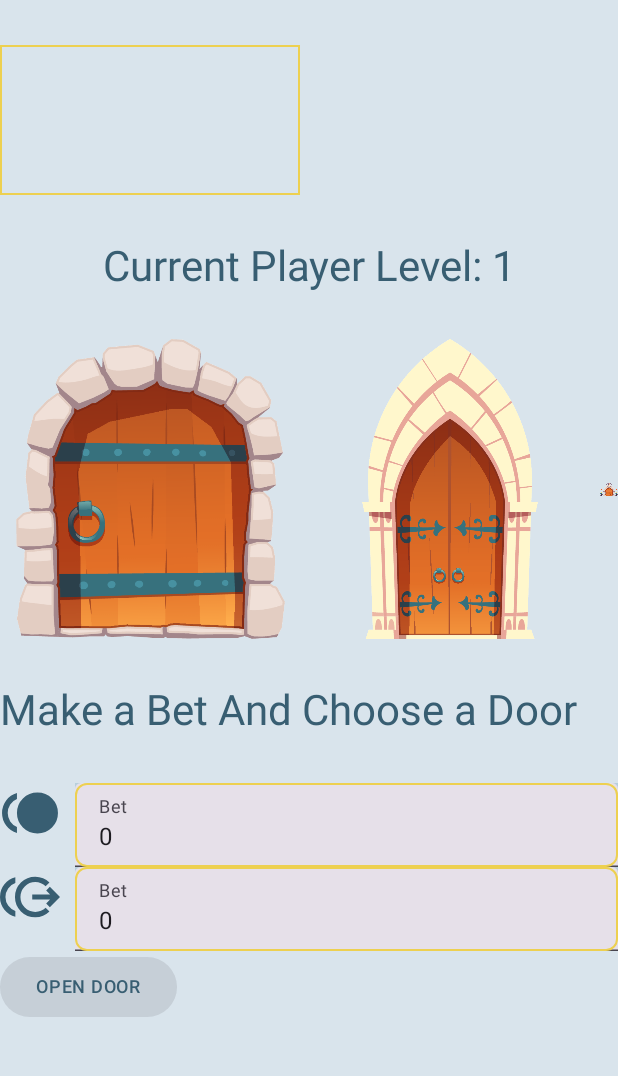
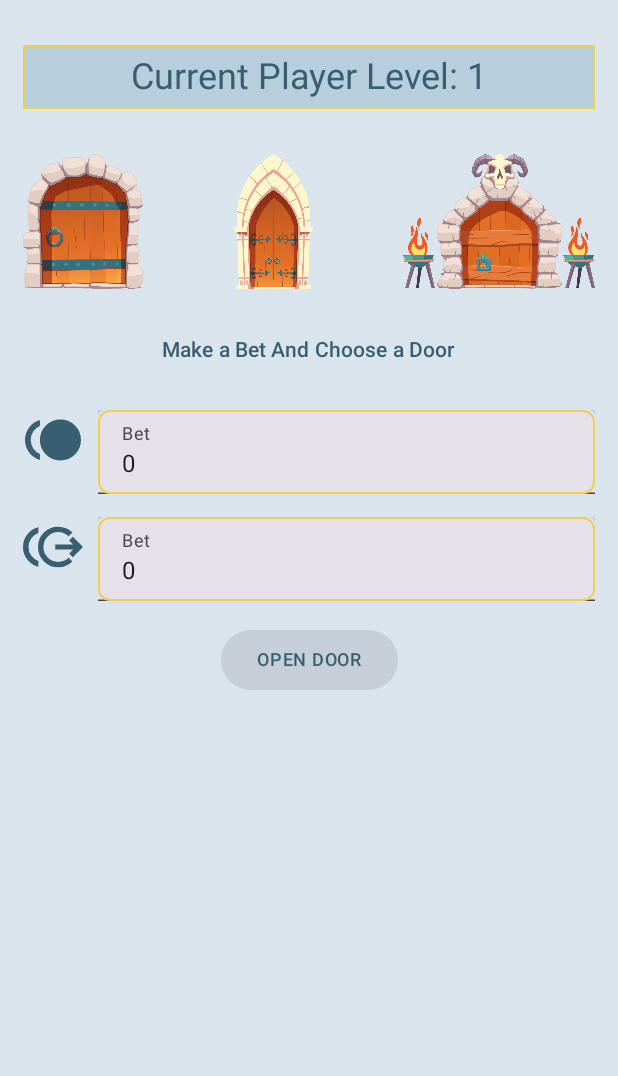
Before and after one commit to Dazdwc/AppNativas, an Android app built with Jetpack Compose: the game_action_screen screen opened through its navigation route, on a phone screen of 412 x 824 dp, the part 105-1181 px from its top. Run offline under Robolectric (Android 15) with nearby library versions, the phone set to English and light mode, and no system bars; our stand-ins replace Dagger/Hilt's generated code, livedata-compose.

Commit message:
Update Commit -> v1.0 alpha. Primera implementación de la pantalla de juego.

```diff
--- a/MythicDoors/app/src/main/java/org/helios/mythicdoors/App.kt
+++ b/MythicDoors/app/src/main/java/org/helios/mythicdoors/App.kt
@@ -3,6 +3,11 @@ package org.helios.mythicdoors
 import android.app.Application
 import dagger.hilt.android.HiltAndroidApp
 
+/* Esta clase permite la futura implementación de DI.
+* La anotación @HiltAndroidApp permite que Hilt genere un contenedor de dependencias para la app.
+* Este contenedor se puede usar en toda la app para inyectar dependencias.
+* Para ello, hay que anotar la clase con @AndroidEntryPoint.
+*/
 @HiltAndroidApp
 class App(): Application() {
 }
--- a/MythicDoors/app/src/main/java/org/helios/mythicdoors/MainActivity.kt
+++ b/MythicDoors/app/src/main/java/org/helios/mythicdoors/MainActivity.kt
@@ -33,9 +33,7 @@ class MainActivity : ComponentActivity() {
     companion object {
         private lateinit var appContext: Context
 
-        private val dbHelper: Connection by lazy {
-            Connection(appContext)
-        }
+        private val dbHelper: Connection by lazy { Connection(appContext) }
 
         lateinit var dataController: DataController
 
--- a/MythicDoors/app/src/main/java/org/helios/mythicdoors/dependencies/AppModule.kt
+++ b/MythicDoors/app/src/main/java/org/helios/mythicdoors/dependencies/AppModule.kt
@@ -10,6 +10,8 @@ import org.helios.mythicdoors.navigation.INavFunctions
 import org.helios.mythicdoors.navigation.NavFunctionsImp
 import org.helios.mythicdoors.utils.Connection
 import javax.inject.Singleton
+
+/* Esta clase permitiría usar la DI en la app en una futura refactorización. */
 
 @Module
 @InstallIn(App::class)
--- a/MythicDoors/app/src/main/java/org/helios/mythicdoors/model/DataController.kt
+++ b/MythicDoors/app/src/main/java/org/helios/mythicdoors/model/DataController.kt
@@ -16,8 +16,9 @@ class DataController @Inject constructor(
 ) {
     private val userService: IUserService = UserServiceImp(dbHelper)
     private val gameService: IGameService = GameServiceImp(dbHelper)
+
     /*
-     * Aplicamos un patrón Singgleton para crear el controlador de datos.
+     * Aplicamos un patrón Singleton para crear el controlador de datos.
      */
     companion object {
         @Volatile
--- a/MythicDoors/app/src/main/java/org/helios/mythicdoors/model/entities/User.kt
+++ b/MythicDoors/app/src/main/java/org/helios/mythicdoors/model/entities/User.kt
@@ -72,6 +72,7 @@ data class User(
     }
 
     fun isEmpty(): Boolean { return this.id == null }
+
     fun isValid(): Boolean {
         return this.name.isNotEmpty() && this.email.isNotEmpty() && this.password.isNotEmpty() && this.score >= 0 && this.level >= 0 && this.experience >= 0 && this.coins >= 0 && this.goldCoins >= 0
     }
--- a/MythicDoors/app/src/main/java/org/helios/mythicdoors/model/repositories/DoorRepositoryImp.kt
+++ /dev/null
@@ -1,4 +0,0 @@
-package org.helios.mythicdoors.model.repositories
-
-class DoorRepositoryImp {
-}
--- a/MythicDoors/app/src/main/java/org/helios/mythicdoors/model/repositories/EnemyRepositoryImp.kt
+++ /dev/null
@@ -1,4 +0,0 @@
-package org.helios.mythicdoors.model.repositories
-
-class EnemyRepositoryImp {
-}
--- a/MythicDoors/app/src/main/java/org/helios/mythicdoors/model/repositories/IRepository.kt
+++ b/MythicDoors/app/src/main/java/org/helios/mythicdoors/model/repositories/IRepository.kt
@@ -4,11 +4,8 @@ interface IRepository<T> {
     suspend fun getAll(): List<T>
     suspend fun getOne(id: Long): T
     suspend fun insertOne(item: T): Long
-//    suspend fun insertMany(items: List<T>): List<Long>
     suspend fun updateOne(item: T): Long
-//    suspend fun updateMany(items: List<T>): List<Long>
     suspend fun deleteOne(id: Long): Long
-//    suspend fun deleteMany(items: List<T>): List<Long>
     suspend fun count(): Int
     suspend fun getLast(): T
 }
--- a/MythicDoors/app/src/main/java/org/helios/mythicdoors/model/repositories/UserRepositoryImp.kt
+++ b/MythicDoors/app/src/main/java/org/helios/mythicdoors/model/repositories/UserRepositoryImp.kt
@@ -157,7 +157,7 @@ dbWrite.use { db ->
 
     private fun buildUser(user: User): ContentValues {
         return ContentValues().apply {
-            //if (user.getId() != null) put(Contracts.UserTableContract.COLUMN_NAME_ID, user.getId())
+            if (user.getId() != null) put(Contracts.UserTableContract.COLUMN_NAME_ID, user.getId())
             put(Contracts.UserTableContract.COLUMN_NAME_NAME, user.getName())
             put(Contracts.UserTableContract.COLUMN_NAME_EMAIL, user.getEmail())
             put(Contracts.UserTableContract.COLUMN_NAME_PASSWORD, user.getPassword())
@@ -169,8 +169,6 @@ dbWrite.use { db ->
             put(Contracts.UserTableContract.COLUMN_NAME_IS_ACTIVE, if (user.getIsActive()) 1 else 0)
             put(Contracts.UserTableContract.COLUMN_NAME_CREATED_AT, user.getCreatedAt().toString())
         }
-
-
     }
 
     private fun mapUser(cursor: Cursor): User {
--- a/MythicDoors/app/src/main/java/org/helios/mythicdoors/navigation/AppNavigation.kt
+++ b/MythicDoors/app/src/main/java/org/helios/mythicdoors/navigation/AppNavigation.kt
@@ -15,7 +15,7 @@ fun AppNavigation() {
 
     NavHost(
         navController = navController,
-        startDestination = AppDestination.Overview.route
+        startDestination = /*AppDestination.Overview.route*/ AppDestination.GameAction.route
     ) {
         composable(AppDestination.Overview.route)  { OverviewScreen(navController = navController) }
         composable(AppDestination.Login.route)  { LoginScreen(navController = navController) }
--- a/MythicDoors/app/src/main/java/org/helios/mythicdoors/services/DoorServiceImp.kt
+++ /dev/null
@@ -1,4 +0,0 @@
-package org.helios.mythicdoors.services
-
-class DoorServiceImp {
-}
--- a/MythicDoors/app/src/main/java/org/helios/mythicdoors/services/EnemyServiceImp.kt
+++ /dev/null
@@ -1,4 +0,0 @@
-package org.helios.mythicdoors.services
-
-class EnemyServiceImp {
-}
--- a/MythicDoors/app/src/main/java/org/helios/mythicdoors/services/interfaces/IEnemyService.kt
+++ /dev/null
@@ -1,4 +0,0 @@
-package org.helios.mythicdoors.services.interfaces
-
-interface IEnemyService {
-}
--- a/MythicDoors/app/src/main/java/org/helios/mythicdoors/ui/screens/GameActionScreen.kt
+++ b/MythicDoors/app/src/main/java/org/helios/mythicdoors/ui/screens/GameActionScreen.kt
@@ -1,5 +1,6 @@
 package org.helios.mythicdoors.ui.screens
 
+import android.util.Log
 import androidx.compose.foundation.Image
 import androidx.compose.foundation.background
 import androidx.compose.foundation.border
@@ -10,14 +11,18 @@ import androidx.compose.runtime.*
 import androidx.compose.ui.Alignment
 import androidx.compose.ui.Modifier
 import androidx.compose.ui.graphics.vector.ImageVector
+import androidx.compose.ui.platform.LocalContext
 import androidx.compose.ui.res.painterResource
 import androidx.compose.ui.res.vectorResource
 import androidx.compose.ui.text.input.PasswordVisualTransformation
 import androidx.compose.ui.text.input.VisualTransformation
+import androidx.compose.ui.tooling.preview.Preview
 import androidx.compose.ui.unit.dp
 import androidx.navigation.NavController
 import org.helios.mythicdoors.MainActivity
 import org.helios.mythicdoors.R
+import org.helios.mythicdoors.model.entities.Game
+import org.helios.mythicdoors.model.entities.User
 import org.helios.mythicdoors.utils.AppConstants.ScreensViewModels.GAME_ACTION_SCREEN_VIEWMODEL
 import org.helios.mythicdoors.viewmodel.GameActionScreenViewModel
 
@@ -36,8 +41,6 @@ fun GameActionScreen(navController: NavController) {
     var playerBet: Int by remember { mutableIntStateOf(0) }
     var isBetValid: Boolean by remember { mutableStateOf(false) }
 
-
-
     Scaffold(
         topBar = {
             // TODO: Add top bar
@@ -55,6 +58,9 @@ fun GameActionScreen(navController: NavController) {
                 .padding(contentPadding),
             color = MaterialTheme.colorScheme.background) {
           BoxWithConstraints {
+
+              val maxWidth = constraints.maxWidth
+
               Column {
                   Text(
                       text = "Mythic Doors",
@@ -65,53 +71,71 @@ fun GameActionScreen(navController: NavController) {
                           .fillMaxWidth()
                           .wrapContentWidth(Alignment.CenterHorizontally),
                   )
-                  Column {
+                  Column(modifier = Modifier
+                      .fillMaxWidth()
+                      .padding(start = 15.dp, end = 15.dp),
+                      horizontalAlignment = Alignment.CenterHorizontally,
+                      verticalArrangement = Arrangement.Center
+                  ) {
                       Box(
                           modifier = Modifier
-                              .width(200.dp)
-                              .height(100.dp)
-                              .background(MaterialTheme.colorScheme.background)
-                              .border(1.dp, MaterialTheme.colorScheme.tertiary)
-                              .padding(top = 30.dp, bottom = 30.dp),
+                              .fillMaxWidth()
+                              .wrapContentHeight(Alignment.CenterVertically)
+                              .background(MaterialTheme.colorScheme.primary)
+                              .border(1.dp, MaterialTheme.colorScheme.tertiary),
                           contentAlignment = Alignment.Center
                       ) {
-                      }
                           Text(
                               text = "Current Player Level: $playerLevel",
-                          style = MaterialTheme.typography.headlineMedium,
+                              style = MaterialTheme.typography.headlineSmall,
                               color = MaterialTheme.colorScheme.onBackground,
                               modifier = Modifier
-                              .padding(top = 30.dp, bottom = 30.dp)
-                              .fillMaxWidth()
-                              .wrapContentWidth(Alignment.CenterHorizontally),
+                                  .padding(5.dp),
                           )
                       }
-                  Row {
+                      Row(modifier = Modifier
+                          .fillMaxWidth()
+                          .padding(top = 30.dp, bottom = 15.dp),
+                          horizontalArrangement = Arrangement.SpaceBetween,
+                      ) {
                           Image(painterResource(id = R.drawable.easy_door),
                               contentDescription = "Easy door image",
-                          Modifier.size(200.dp, 200.dp)
+                              modifier = Modifier
+                                  .height(ScreenConstants.IMAGE_HEIGHT.dp)
+                                  .clickable {
+                                      isDoorSelected = true
+                                  }
                           )
                           Image(painterResource(id = R.drawable.average_door),
                               contentDescription = "Medium door image",
                               modifier = Modifier
-                              .size(200.dp, 200.dp)
-                              .clickable { }
+                                  .height(ScreenConstants.IMAGE_HEIGHT.dp)
+                                  .clickable {
+                                      isDoorSelected = true
+                                  }
                           )
                           Image(painterResource(id = R.drawable.hard_door),
                               contentDescription = "Medium door image",
                               modifier = Modifier
-                              .size(200.dp, 200.dp)
-                              .clickable { }
+                                  .height(ScreenConstants.IMAGE_HEIGHT.dp)
+                                  .clickable {
+                                      isDoorSelected = true
+                                  }
                           )
                       }
                       Text(text = "Make a Bet And Choose a Door",
-                        style = MaterialTheme.typography.headlineMedium,
+                          style = MaterialTheme.typography.titleSmall,
                           color = MaterialTheme.colorScheme.onBackground,
                           modifier = Modifier
-                            .padding(top = 30.dp, bottom = 30.dp)
+                              .padding(top = 15.dp, bottom = 30.dp)
                               .wrapContentWidth(Alignment.CenterHorizontally),
                       )
-                  Row {
+                      Column(modifier = Modifier
+                          .width((maxWidth.minus(ScreenConstants.BET_BLOCK_WIDTH_REDUCER)).dp),
+                            horizontalAlignment = Alignment.CenterHorizontally,
+                            verticalArrangement = Arrangement.Center
+                      ) {
+                          Row(Modifier.padding(bottom = 15.dp)) {
                               Icon(modifier = Modifier
                                   .padding(end = 10.dp)
                                   .size(40.dp, 40.dp),
@@ -129,12 +153,12 @@ fun GameActionScreen(navController: NavController) {
                                   readOnly = true,
                               )
                           }
-                  Row {
+                          Row(Modifier.padding(bottom = 15.dp)) {
                               Icon(modifier = Modifier
                                   .padding(end = 10.dp)
                                   .size(40.dp, 40.dp),
                                   imageVector = ImageVector.vectorResource(R.drawable.bet_500),
-                          contentDescription = "icon representing the user-s actual coins",
+                                  contentDescription = "icon representing the user's actual coins",
                                   tint = MaterialTheme.colorScheme.secondary
                               )
                               TextField(modifier = Modifier
@@ -163,3 +187,16 @@ fun GameActionScreen(navController: NavController) {
               }
           }
         }
+    }
+}
+
+@Preview(showBackground = true, showSystemUi = true)
+@Composable
+fun GameActionScreenPreview() {
+    GameActionScreen(navController = NavController(LocalContext.current))
+}
+
+object ScreenConstants {
+    const val IMAGE_HEIGHT = 90
+    const val BET_BLOCK_WIDTH_REDUCER = 100
+}
```
Also changed, not shown: MythicDoors/app/src/main/java/org/helios/mythicdoors/navigation/NavFunctionsImp.kt (+10 -0 lines), MythicDoors/app/src/main/java/org/helios/mythicdoors/services/UserServiceImp.kt (+4 -5 lines), MythicDoors/app/src/main/java/org/helios/mythicdoors/services/interfaces/IDoorService.kt (deleted, +0 -13 lines), MythicDoors/app/src/main/java/org/helios/mythicdoors/ui/screens/LoginScreen.kt (+3 -7 lines), MythicDoors/app/src/main/java/org/helios/mythicdoors/utils/Connection.kt (+3 -4 lines), MythicDoors/app/src/main/java/org/helios/mythicdoors/utils/Contracts.kt (+0 -32 lines). Lines whose indentation alone changed are shown as unchanged.
